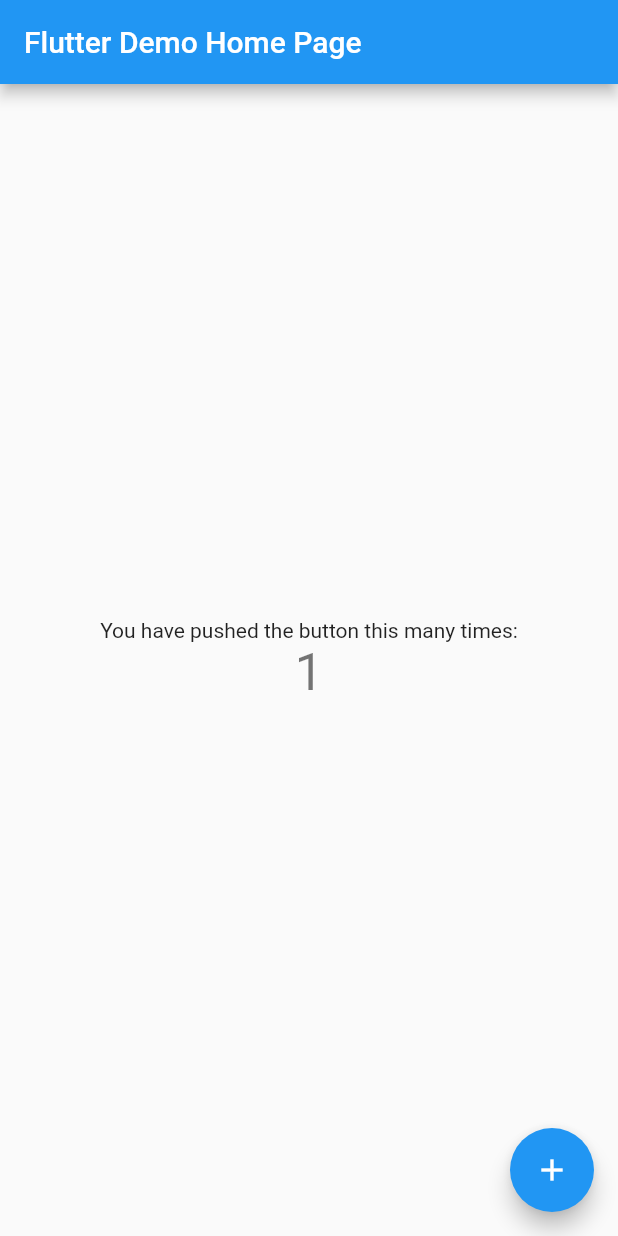
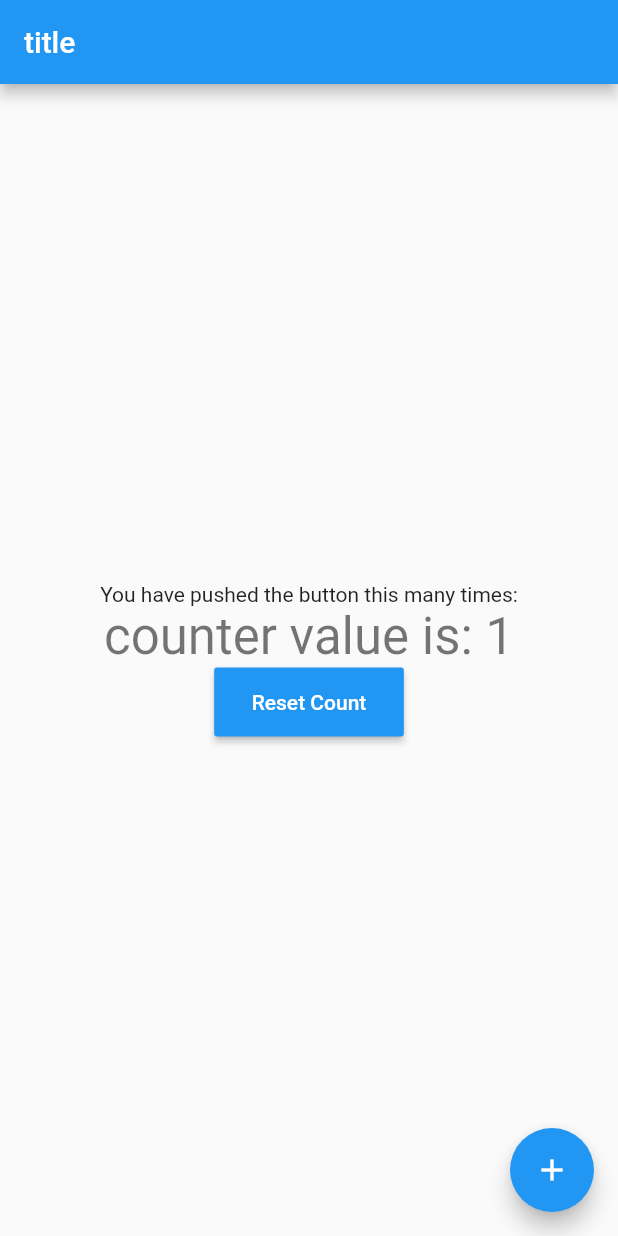
Before and after one commit to yathu/flutter_samples, a Flutter app: the screen it shows after launch, after a tap on the "add" icon, on a phone screen of 412 x 824 dp. Run offline on Flutter 3.47's test engine with Material 2 defaults, Android fonts, the phone set to English and light mode, and no system bars; our stand-ins replace firebase_auth; accounts and stored records are empty.

Commit message:
flutter counter by provider done

```diff
--- a/provider_counter/lib/main.dart
+++ b/provider_counter/lib/main.dart
@@ -1,4 +1,5 @@
 import 'package:flutter/material.dart';
+import 'package:provider/provider.dart';
 
 void main() {
   runApp(MyApp());
@@ -11,107 +12,70 @@ class MyApp extends StatelessWidget {
     return MaterialApp(
       title: 'Flutter Demo',
       theme: ThemeData(
-        // This is the theme of your application.
-        //
-        // Try running your application with "flutter run". You'll see the
-        // application has a blue toolbar. Then, without quitting the app, try
-        // changing the primarySwatch below to Colors.green and then invoke
-        // "hot reload" (press "r" in the console where you ran "flutter run",
-        // or simply save your changes to "hot reload" in a Flutter IDE).
-        // Notice that the counter didn't reset back to zero; the application
-        // is not restarted.
         primarySwatch: Colors.blue,
-        // This makes the visual density adapt to the platform that you run
-        // the app on. For desktop platforms, the controls will be smaller and
-        // closer together (more dense) than on mobile platforms.
         visualDensity: VisualDensity.adaptivePlatformDensity,
       ),
-      home: MyHomePage(title: 'Flutter Demo Home Page'),
+      home: ChangeNotifierProvider(
+        create: (context) => Counter(),
+        child: MyHomePage(),
+      ),
     );
   }
 }
 
-class MyHomePage extends StatefulWidget {
-  MyHomePage({Key key, this.title}) : super(key: key);
-
-  // This widget is the home page of your application. It is stateful, meaning
-  // that it has a State object (defined below) that contains fields that affect
-  // how it looks.
-
-  // This class is the configuration for the state. It holds the values (in this
-  // case the title) provided by the parent (in this case the App widget) and
-  // used by the build method of the State. Fields in a Widget subclass are
-  // always marked "final".
-
-  final String title;
-
-  @override
-  _MyHomePageState createState() => _MyHomePageState();
-}
-
-class _MyHomePageState extends State<MyHomePage> {
-  int _counter = 0;
-
-  void _incrementCounter() {
-    setState(() {
-      // This call to setState tells the Flutter framework that something has
-      // changed in this State, which causes it to rerun the build method below
-      // so that the display can reflect the updated values. If we changed
-      // _counter without calling setState(), then the build method would not be
-      // called again, and so nothing would appear to happen.
-      _counter++;
-    });
-  }
-
+class MyHomePage extends StatelessWidget {
   @override
   Widget build(BuildContext context) {
-    // This method is rerun every time setState is called, for instance as done
-    // by the _incrementCounter method above.
-    //
-    // The Flutter framework has been optimized to make rerunning build methods
-    // fast, so that you can just rebuild anything that needs updating rather
-    // than having to individually change instances of widgets.
     return Scaffold(
       appBar: AppBar(
-        // Here we take the value from the MyHomePage object that was created by
-        // the App.build method, and use it to set our appbar title.
-        title: Text(widget.title),
+        title: Text("title"),
       ),
       body: Center(
-        // Center is a layout widget. It takes a single child and positions it
-        // in the middle of the parent.
         child: Column(
-          // Column is also a layout widget. It takes a list of children and
-          // arranges them vertically. By default, it sizes itself to fit its
-          // children horizontally, and tries to be as tall as its parent.
-          //
-          // Invoke "debug painting" (press "p" in the console, choose the
-          // "Toggle Debug Paint" action from the Flutter Inspector in Android
-          // Studio, or the "Toggle Debug Paint" command in Visual Studio Code)
-          // to see the wireframe for each widget.
-          //
-          // Column has various properties to control how it sizes itself and
-          // how it positions its children. Here we use mainAxisAlignment to
-          // center the children vertically; the main axis here is the vertical
-          // axis because Columns are vertical (the cross axis would be
-          // horizontal).
           mainAxisAlignment: MainAxisAlignment.center,
           children: <Widget>[
             Text(
               'You have pushed the button this many times:',
             ),
-            Text(
-              '$_counter',
-              style: Theme.of(context).textTheme.headline4,
+            Consumer<Counter>(
+              builder: (context, counter, child) {
+                return Text(
+                  "counter value is: ${counter.count}",
+                  style: Theme.of(context).textTheme.headline4,
+                );
+              },
+            ),
+            new RaisedButton(
+              padding: const EdgeInsets.fromLTRB(25, 15, 25, 15),
+              textColor: Colors.white,
+              color: Colors.blue,
+              child: new Text("Reset Count"),
+              onPressed: ()=> Provider.of<Counter>(context,listen: false).reset(),
             ),
           ],
         ),
       ),
       floatingActionButton: FloatingActionButton(
-        onPressed: _incrementCounter,
         tooltip: 'Increment',
+        onPressed: () {
+          Provider.of<Counter>(context, listen: false).increment();
+        },
         child: Icon(Icons.add),
-      ), // This trailing comma makes auto-formatting nicer for build methods.
+      ),
     );
   }
 }
+
+class Counter extends ChangeNotifier {
+  int count = 0;
+
+  void increment() {
+    count += 1;
+    notifyListeners();
+  }
+
+  void reset(){
+    count = 0;
+    notifyListeners();
+  }
+}
--- a/provider_counter/pubspec.yaml
+++ b/provider_counter/pubspec.yaml
@@ -28,6 +28,7 @@ dependencies:
   # The following adds the Cupertino Icons font to your application.
   # Use with the CupertinoIcons class for iOS style icons.
   cupertino_icons: ^0.1.3
+  provider: ^4.3.1
 
 dev_dependencies:
   flutter_test:
```
Also changed, not shown: provider_counter/pubspec.lock.
